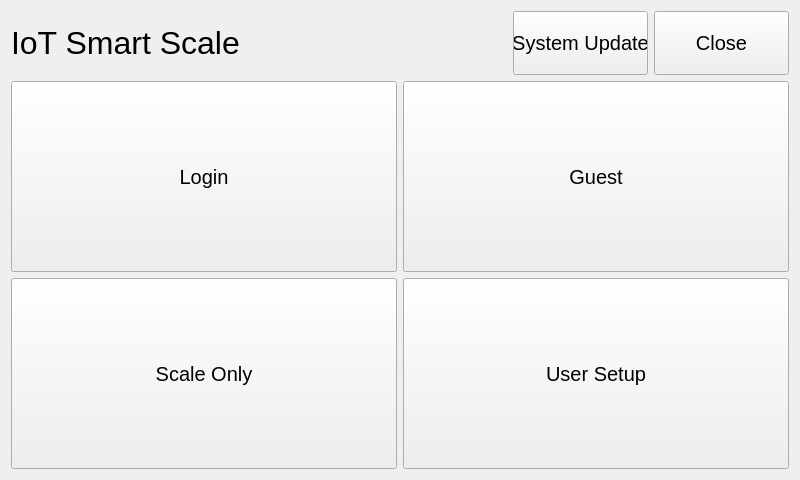
This is v3/qt/mainMenu/mainmenu.ui in twschung/IoT-Smart-Scale as Qt 5 draws it before an edit. The edited form follows.
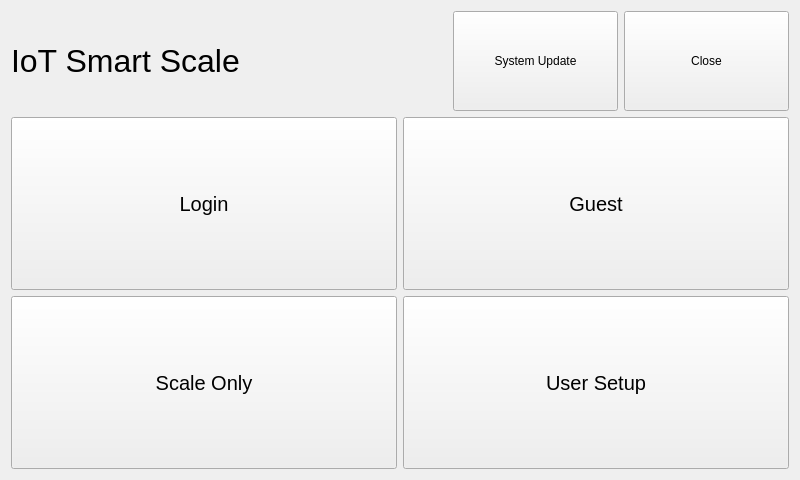
This is the edited form.

```diff
--- a/v3/qt/mainMenu/mainmenu.ui
+++ b/v3/qt/mainMenu/mainmenu.ui
@@ -50,21 +50,22 @@
      <item>
       <widget class="QPushButton" name="btn_update">
        <property name="sizePolicy">
-        <sizepolicy hsizetype="Fixed" vsizetype="Minimum">
+        <sizepolicy hsizetype="Fixed" vsizetype="Expanding">
          <horstretch>0</horstretch>
          <verstretch>0</verstretch>
         </sizepolicy>
        </property>
        <property name="minimumSize">
         <size>
-         <width>135</width>
+         <width>165</width>
          <height>0</height>
         </size>
        </property>
-       <property name="font">
-        <font>
-         <pointsize>15</pointsize>
-        </font>
+       <property name="maximumSize">
+        <size>
+         <width>16777215</width>
+         <height>100</height>
+        </size>
        </property>
        <property name="text">
         <string>System Update</string>
@@ -74,21 +75,22 @@
      <item>
       <widget class="QPushButton" name="btn_close">
        <property name="sizePolicy">
-        <sizepolicy hsizetype="Fixed" vsizetype="Minimum">
+        <sizepolicy hsizetype="Fixed" vsizetype="Expanding">
          <horstretch>0</horstretch>
          <verstretch>0</verstretch>
         </sizepolicy>
        </property>
        <property name="minimumSize">
         <size>
-         <width>135</width>
+         <width>165</width>
          <height>0</height>
         </size>
        </property>
-       <property name="font">
-        <font>
-         <pointsize>15</pointsize>
-        </font>
+       <property name="maximumSize">
+        <size>
+         <width>16777215</width>
+         <height>100</height>
+        </size>
        </property>
        <property name="text">
         <string>Close</string>
@@ -99,10 +101,16 @@
    </item>
    <item row="1" column="0">
     <widget class="QPushButton" name="btn_login">
+     <property name="sizePolicy">
+      <sizepolicy hsizetype="Minimum" vsizetype="MinimumExpanding">
+       <horstretch>0</horstretch>
+       <verstretch>0</verstretch>
+      </sizepolicy>
+     </property>
      <property name="minimumSize">
       <size>
-       <width>341</width>
-       <height>191</height>
+       <width>0</width>
+       <height>160</height>
       </size>
      </property>
      <property name="font">
@@ -117,10 +125,16 @@
    </item>
    <item row="1" column="1">
     <widget class="QPushButton" name="btn_guest">
+     <property name="sizePolicy">
+      <sizepolicy hsizetype="Minimum" vsizetype="MinimumExpanding">
+       <horstretch>0</horstretch>
+       <verstretch>0</verstretch>
+      </sizepolicy>
+     </property>
      <property name="minimumSize">
       <size>
-       <width>341</width>
-       <height>191</height>
+       <width>0</width>
+       <height>160</height>
       </size>
      </property>
      <property name="font">
@@ -135,10 +149,16 @@
    </item>
    <item row="2" column="0">
     <widget class="QPushButton" name="btn_scaleOnly">
+     <property name="sizePolicy">
+      <sizepolicy hsizetype="Minimum" vsizetype="MinimumExpanding">
+       <horstretch>0</horstretch>
+       <verstretch>0</verstretch>
+      </sizepolicy>
+     </property>
      <property name="minimumSize">
       <size>
-       <width>341</width>
-       <height>191</height>
+       <width>0</width>
+       <height>160</height>
       </size>
      </property>
      <property name="font">
@@ -153,10 +173,16 @@
    </item>
    <item row="2" column="1">
     <widget class="QPushButton" name="btn_userSetup">
+     <property name="sizePolicy">
+      <sizepolicy hsizetype="Minimum" vsizetype="MinimumExpanding">
+       <horstretch>0</horstretch>
+       <verstretch>0</verstretch>
+      </sizepolicy>
+     </property>
      <property name="minimumSize">
       <size>
-       <width>341</width>
-       <height>191</height>
+       <width>0</width>
+       <height>160</height>
       </size>
      </property>
      <property name="font">
```
